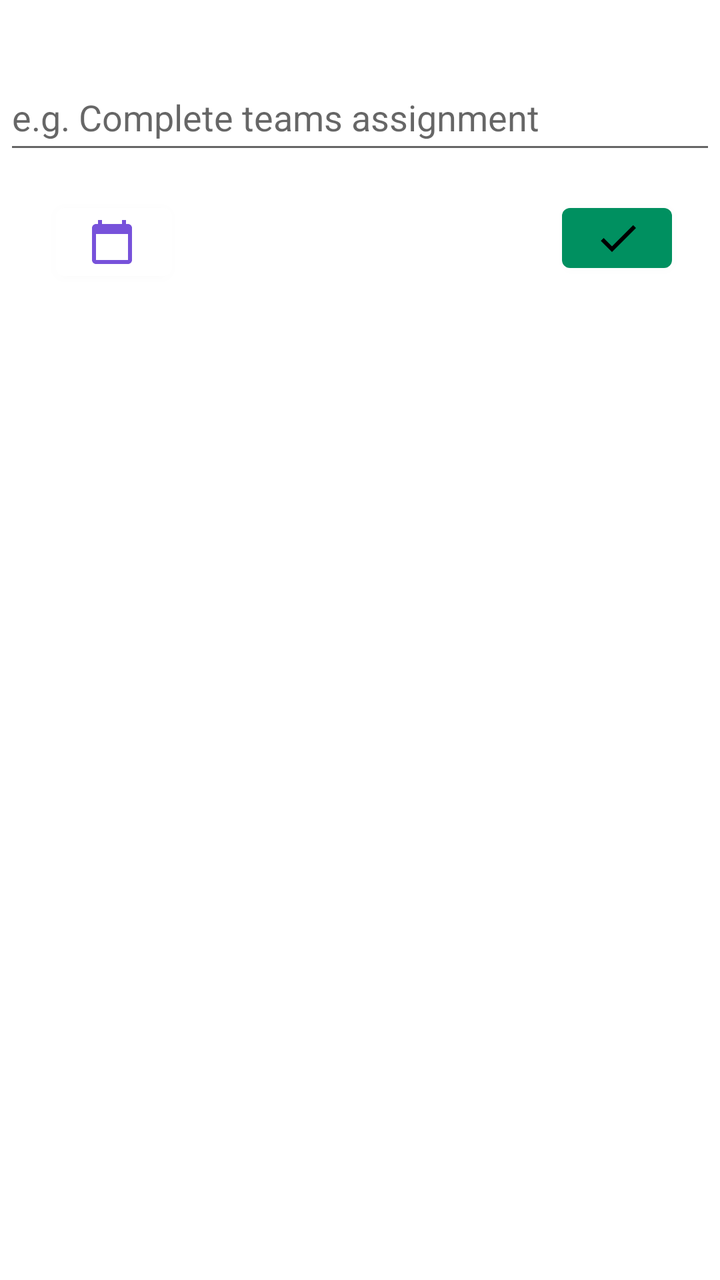
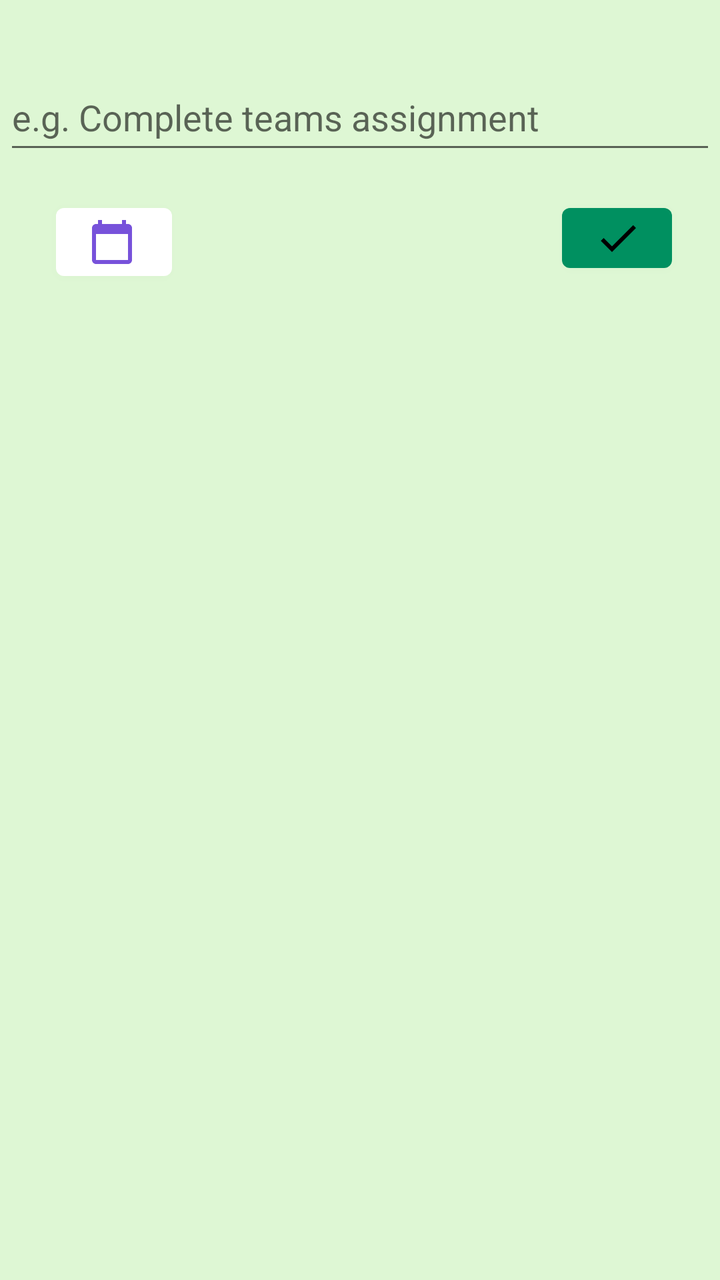

The first picture is an Android layout as it rendered before a commit; the second is the same layout after the commit. The layout source and the unified diff follow.
<!-- AndroidManifest.xml: application theme Theme.Silva -->
<!-- res/layout/bottom_frag.xml -->
<?xml version="1.0" encoding="utf-8"?>
<androidx.constraintlayout.widget.ConstraintLayout xmlns:android="http://schemas.android.com/apk/res/android"
    xmlns:app="http://schemas.android.com/apk/res-auto"
    xmlns:tools="http://schemas.android.com/tools"
    android:id="@+id/bottomSheet"
    android:layout_width="match_parent"
    android:layout_height="match_parent"
    android:paddingBottom="24dp"
    android:tag='app:layout_behavior="com.google.android.material.bottomsheet.BottomSheetBehavior" '
    app:layout_behavior="com.google.android.material.bottomsheet.BottomSheetBehavior">


    <EditText
        android:id="@+id/toDoEnterText"
        android:layout_width="356dp"
        android:layout_height="50dp"
        android:layout_marginTop="32dp"
        android:ems="10"
        android:hint="e.g. Complete teams assignment"
        android:inputType="textPersonName"
        app:layout_constraintEnd_toEndOf="parent"
        app:layout_constraintStart_toStartOf="parent"
        app:layout_constraintTop_toTopOf="parent" />

    <Button
        android:id="@+id/confirmButton"
        android:layout_width="55dp"
        android:layout_height="42dp"
        android:layout_marginTop="16dp"
        android:layout_marginEnd="24dp"
        android:textAlignment="center"
        app:icon="@drawable/checkimg"
        app:layout_constraintEnd_toEndOf="parent"
        app:layout_constraintTop_toBottomOf="@+id/toDoEnterText" />

    <Button
        android:id="@+id/setDateButton"
        android:layout_width="58dp"
        android:layout_height="46dp"
        android:layout_marginStart="28dp"
        android:layout_marginTop="16dp"
        app:backgroundTint="#FFFFFF"
        app:icon="@drawable/ic_baseline_calendar_today_24"
        app:iconTint="#7752DA"
        app:layout_constraintStart_toStartOf="parent"
        app:layout_constraintTop_toBottomOf="@+id/toDoEnterText" />

    <CalendarView
        android:id="@+id/calendarView2"
        android:layout_width="340dp"
        android:layout_height="305dp"
        android:layout_marginTop="8dp"
        app:layout_constraintEnd_toEndOf="parent"
        app:layout_constraintStart_toStartOf="parent"
        app:layout_constraintTop_toBottomOf="@+id/dueDateTitle" />

    <TextView
        android:id="@+id/dueDateTitle"
        android:layout_width="wrap_content"
        android:layout_height="wrap_content"
        android:layout_marginTop="76dp"
        android:text="Due Date"
        android:textAlignment="center"
        android:textSize="20sp"
        app:layout_constraintEnd_toEndOf="parent"
        app:layout_constraintStart_toStartOf="parent"
        app:layout_constraintTop_toBottomOf="@+id/toDoEnterText" />

    <androidx.constraintlayout.widget.Group
        android:id="@+id/calGroup"
        android:layout_width="wrap_content"
        android:layout_height="wrap_content"
        android:visibility="gone"
        app:constraint_referenced_ids="calendarView2,dueDateTitle" />

</androidx.constraintlayout.widget.ConstraintLayout>
<!-- resources referenced by this layout -->
<resources>
  <!-- drawable checkimg (drawable) -->
  <vector xmlns:android="http://schemas.android.com/apk/res/android"
      android:width="24dp"
      android:height="24dp"
      android:viewportWidth="24"
      android:viewportHeight="24"
      android:tint="?attr/colorControlNormal">
    <path
        android:fillColor="@android:color/white"
        android:pathData="M9,16.17L4.83,12l-1.42,1.41L9,19 21,7l-1.41,-1.41z"/>
  </vector>
  <!-- drawable ic_baseline_calendar_today_24 (drawable-v24) -->
  <vector android:height="24dp" android:tint="#DF003D"
      android:viewportHeight="24" android:viewportWidth="24"
      android:width="24dp" xmlns:android="http://schemas.android.com/apk/res/android">
      <path android:fillColor="@android:color/white" android:pathData="M20,3h-1L19,1h-2v2L7,3L7,1L5,1v2L4,3c-1.1,0 -2,0.9 -2,2v16c0,1.1 0.9,2 2,2h16c1.1,0 2,-0.9 2,-2L22,5c0,-1.1 -0.9,-2 -2,-2zM20,21L4,21L4,8h16v13z"/>
  </vector>
  <style name="Theme.Silva" parent="Theme.MaterialComponents.DayNight.DarkActionBar">
          
          <item name="colorPrimary">#009060</item>
          <item name="colorPrimaryVariant">@color/purple_700</item>
          <item name="colorOnPrimary">@color/black</item>
          
          <item name="colorSecondary">@color/teal_200</item>
          <item name="colorSecondaryVariant">@color/teal_700</item>
          <item name="colorOnSecondary">@color/black</item>
          
          <item name="android:statusBarColor" tools:targetApi="l">?attr/colorPrimaryVariant</item>
          
      </style>
  <color name="purple_700">#FF3700B3</color>
  <color name="black">#FF000000</color>
  <color name="teal_200">#FF03DAC5</color>
  <color name="teal_700">#FF018786</color>
</resources>

<!-- the commit's change to res/layout/bottom_frag.xml (unified diff, before → after) -->
@@ -6,6 +6,7 @@
     android:layout_width="match_parent"
     android:layout_height="match_parent"
     android:paddingBottom="24dp"
+    android:background="#DEF7D4"
     android:tag='app:layout_behavior="com.google.android.material.bottomsheet.BottomSheetBehavior" '
     app:layout_behavior="com.google.android.material.bottomsheet.BottomSheetBehavior">
 
<!-- resource entries referenced after the edit -->
@@ -20,7 +20,7 @@
   <style name="Theme.Silva" parent="Theme.MaterialComponents.DayNight.DarkActionBar">
           
           <item name="colorPrimary">#009060</item>
-          <item name="colorPrimaryVariant">@color/purple_700</item>
+          <item name="colorPrimaryVariant">#009060</item>
           <item name="colorOnPrimary">@color/black</item>
           
           <item name="colorSecondary">@color/teal_200</item>
@@ -30,7 +30,6 @@
           <item name="android:statusBarColor" tools:targetApi="l">?attr/colorPrimaryVariant</item>
           
       </style>
-  <color name="purple_700">#FF3700B3</color>
   <color name="black">#FF000000</color>
   <color name="teal_200">#FF03DAC5</color>
   <color name="teal_700">#FF018786</color>
